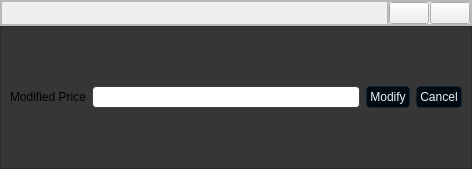
Before: the Qt Designer form Resourses/UI/modifyMultiOrder.ui in yashnmehta1/Autotrader-Reborn, drawn with Qt 5.
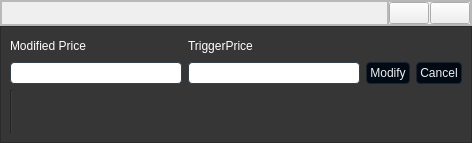
After: the same form once the commit is applied. Icons and pictures are not drawn.

```diff
--- a/Resourses/UI/modifyMultiOrder.ui
+++ b/Resourses/UI/modifyMultiOrder.ui
@@ -7,7 +7,7 @@
     <x>0</x>
     <y>0</y>
     <width>472</width>
-    <height>169</height>
+    <height>143</height>
    </rect>
   </property>
   <property name="windowTitle">
@@ -264,30 +264,59 @@
        <enum>QFrame::Raised</enum>
       </property>
       <layout class="QGridLayout" name="gridLayout_2">
-       <item row="0" column="0">
-        <widget class="QLabel" name="label">
-         <property name="text">
-          <string>Modified Price</string>
-         </property>
-        </widget>
-       </item>
-       <item row="0" column="1">
+       <item row="1" column="1">
         <widget class="QLineEdit" name="lineEdit"/>
        </item>
-       <item row="0" column="2">
-        <widget class="QPushButton" name="pushButton">
-         <property name="text">
-          <string>Modify</string>
-         </property>
-        </widget>
+       <item row="1" column="2">
+        <widget class="QLineEdit" name="lineEdit_2"/>
        </item>
-       <item row="0" column="3">
+       <item row="1" column="4">
         <widget class="QPushButton" name="pushButton_2">
          <property name="text">
           <string>Cancel</string>
          </property>
         </widget>
        </item>
+       <item row="1" column="3">
+        <widget class="QPushButton" name="pushButton">
+         <property name="text">
+          <string>Modify</string>
+         </property>
+        </widget>
+       </item>
+       <item row="0" column="1">
+        <widget class="QLabel" name="label">
+         <property name="maximumSize">
+          <size>
+           <width>16777215</width>
+           <height>20</height>
+          </size>
+         </property>
+         <property name="styleSheet">
+          <string notr="true">color: rgb(255, 255, 255);</string>
+         </property>
+         <property name="text">
+          <string>Modified Price</string>
+         </property>
+        </widget>
+       </item>
+       <item row="0" column="2">
+        <widget class="QLabel" name="label_2">
+         <property name="styleSheet">
+          <string notr="true">color: rgb(255, 255, 255);</string>
+         </property>
+         <property name="text">
+          <string>TriggerPrice</string>
+         </property>
+        </widget>
+       </item>
+       <item row="2" column="1">
+        <widget class="Line" name="line">
+         <property name="orientation">
+          <enum>Qt::Vertical</enum>
+         </property>
+        </widget>
+       </item>
       </layout>
      </widget>
     </item>
```
Left out of the diff: 2 changed lines with no effect on the pictures.
